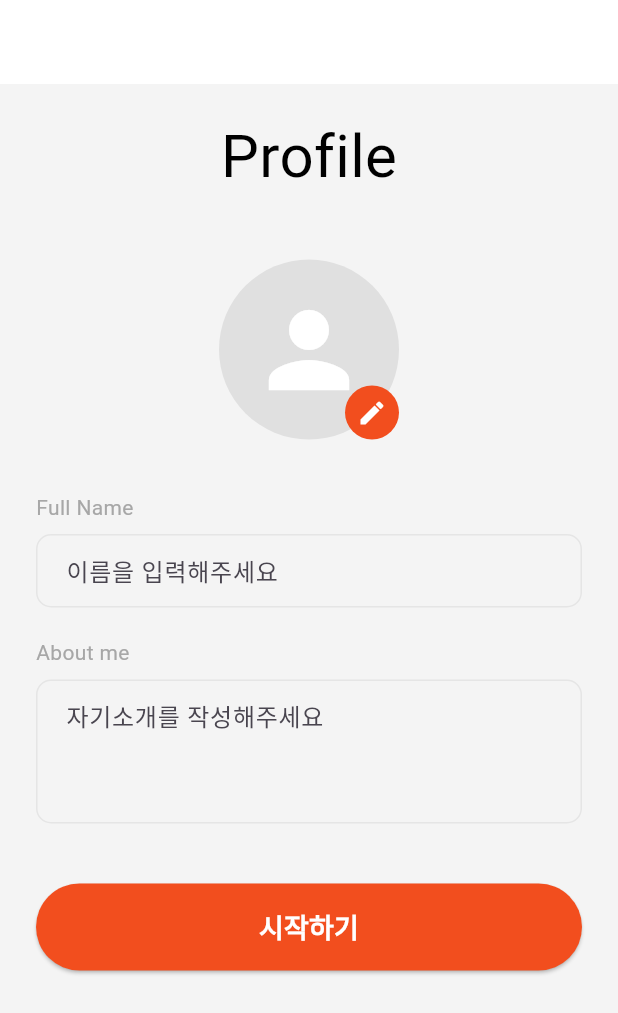
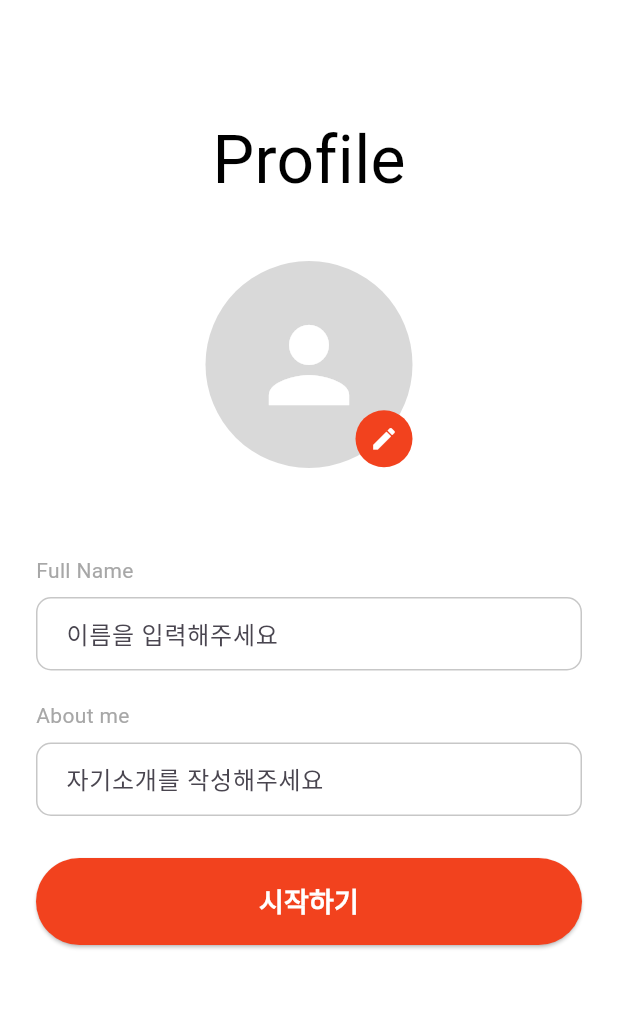
Before and after one commit to oo-Woogi/project_team5_chating_app, a Flutter app: the screen it shows after launch, on a phone screen of 412 x 824 dp. Shown: the top 1013 px of the screen. Run offline on Flutter 3.47's test engine with Material 3 defaults, Android fonts, the phone set to English and light mode, and no system bars; our stand-ins replace cloud_firestore, dio, firebase_core, flutter_riverpod, flutter_svg, geolocator and 1 more; accounts and stored records are empty; generated files the repository leaves out were written again; Roboto replaces fonts that are missing (BMJUA, Pretendard).

Commit message:
웰컴페이지 디테일 수정

```diff
--- a/lib/pages/welcome_page/welcome_page.dart
+++ b/lib/pages/welcome_page/welcome_page.dart
@@ -46,6 +46,7 @@ class _WelcomePageState extends ConsumerState<WelcomePage> {
     return GestureDetector(
       onTap: () => FocusScope.of(context).unfocus(),
       child: Scaffold(
+        backgroundColor: Colors.white,
         appBar: AppBar(backgroundColor: Colors.white),
         body: SingleChildScrollView(
           padding: const EdgeInsets.symmetric(horizontal: 24.0, vertical: 20.0),
@@ -59,14 +60,14 @@ class _WelcomePageState extends ConsumerState<WelcomePage> {
                     'Profile',
                     style: TextStyle(
                       fontFamily: 'BMJUA',
-                      fontSize: 40,
+                      fontSize: 44,
                       color: Colors.black,
                     ),
                   ),
                 ),
 
                 // 프로필
-                const SizedBox(height: 40),
+                const SizedBox(height: 35),
                 Center(
                   child: Stack(
                     alignment: Alignment.bottomRight,
@@ -75,10 +76,10 @@ class _WelcomePageState extends ConsumerState<WelcomePage> {
                       GestureDetector(
                         onTap: _pickImage,
                         child: Container(
-                          width: 120,
-                          height: 120,
+                          width: 138,
+                          height: 138,
                           decoration: BoxDecoration(
-                            color: const Color(0xFFE0E0E0),
+                            color: const Color(0xFFD9D9D9),
                             shape: BoxShape.circle,
                             image: _image != null
                                 ? DecorationImage(
@@ -100,16 +101,16 @@ class _WelcomePageState extends ConsumerState<WelcomePage> {
                         bottom: 0,
                         right: 0,
                         child: Container(
-                          width: 36,
-                          height: 36,
+                          width: 38,
+                          height: 39,
                           decoration: const BoxDecoration(
-                            color: Color(0xFFF24E1E),
+                            color: Color(0xFFF2421E),
                             shape: BoxShape.circle,
                           ),
                           child: const Icon(
                             Icons.edit,
                             color: Colors.white,
-                            size: 20,
+                            size: 19,
                           ),
                         ),
                       ),
@@ -117,7 +118,7 @@ class _WelcomePageState extends ConsumerState<WelcomePage> {
                   ),
                 ),
 
-                const SizedBox(height: 35),
+                const SizedBox(height: 58),
                 const Text(
                   'Full Name',
                   style: TextStyle(color: Color(0xFFA7A7A7), fontSize: 14),
@@ -136,28 +137,28 @@ class _WelcomePageState extends ConsumerState<WelcomePage> {
                     filled: false,
                     errorBorder: OutlineInputBorder(
                       borderSide: BorderSide(
-                        color: Color(0xFFE5E5E5),
+                        color: Color(0x66333333),
                         width: 1.0,
                       ),
                       borderRadius: BorderRadius.all(Radius.circular(10)),
                     ),
                     focusedErrorBorder: OutlineInputBorder(
                       borderSide: BorderSide(
-                        color: Color(0xFFE5E5E5),
+                        color: Color(0x66333333),
                         width: 1.0,
                       ),
                       borderRadius: BorderRadius.all(Radius.circular(10)),
                     ),
                     enabledBorder: OutlineInputBorder(
                       borderSide: BorderSide(
-                        color: Color(0xFFE5E5E5),
+                        color: Color(0xFFC7C7C7), // o
                         width: 1.0,
                       ),
                       borderRadius: BorderRadius.all(Radius.circular(10)),
                     ),
                     focusedBorder: OutlineInputBorder(
                       borderSide: BorderSide(
-                        color: Color(0x66333333),
+                        color: Color(0x66333333), // k
                         width: 2.0,
                       ),
                       borderRadius: BorderRadius.all(Radius.circular(10)),
@@ -177,7 +178,7 @@ class _WelcomePageState extends ConsumerState<WelcomePage> {
                 const SizedBox(height: 8),
                 TextFormField(
                   controller: _aboutMeController, // 컨트롤러 연결
-                  maxLines: 3,
+                  //maxLines: 3,
                   validator: (value) {
                     if (value == null || value.isEmpty) {
                       return '자기소개를 작성해주세요.';
@@ -189,21 +190,21 @@ class _WelcomePageState extends ConsumerState<WelcomePage> {
                     filled: false,
                     errorBorder: OutlineInputBorder(
                       borderSide: BorderSide(
-                        color: Color(0xFFE5E5E5),
+                        color: Color(0x66333333),
                         width: 1.0,
                       ),
                       borderRadius: BorderRadius.all(Radius.circular(10)),
                     ),
                     focusedErrorBorder: OutlineInputBorder(
                       borderSide: BorderSide(
-                        color: Color(0xFFE5E5E5),
+                        color: Color(0x66333333),
                         width: 1.0,
                       ),
                       borderRadius: BorderRadius.all(Radius.circular(10)),
                     ),
                     enabledBorder: OutlineInputBorder(
                       borderSide: BorderSide(
-                        color: Color(0xFFE5E5E5),
+                        color: Color(0xFFC7C7C7),
                         width: 1.0,
                       ),
                       borderRadius: BorderRadius.all(Radius.circular(10)),
@@ -231,7 +232,7 @@ class _WelcomePageState extends ConsumerState<WelcomePage> {
                   ),
                 ],
 
-                const SizedBox(height: 40),
+                const SizedBox(height: 28),
                 ElevatedButton(
                   onPressed: () async {
                     print('버튼');
@@ -275,7 +276,7 @@ class _WelcomePageState extends ConsumerState<WelcomePage> {
                   },
 
                   style: ElevatedButton.styleFrom(
-                    backgroundColor: const Color(0xFFF24E1E),
+                    backgroundColor: const Color(0xFFF2421E),
                     shape: RoundedRectangleBorder(
                       borderRadius: BorderRadius.circular(30),
                     ),
```
